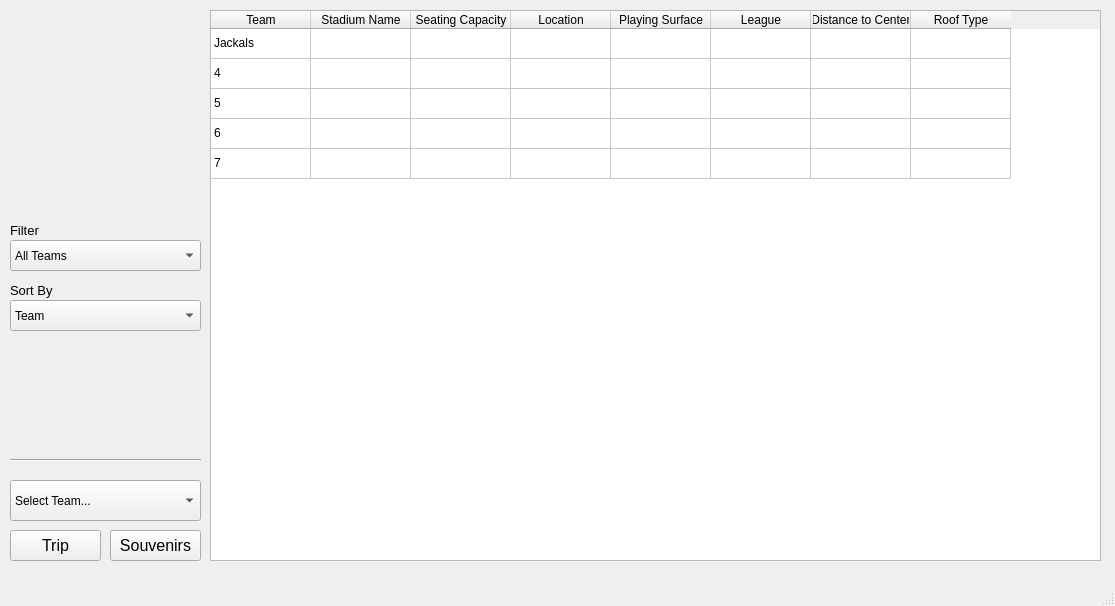
This is BaseballTour/mainwindow.ui in awiswasi/WhoIsYourDatabase as Qt 5 draws it before an edit. The edited form follows.
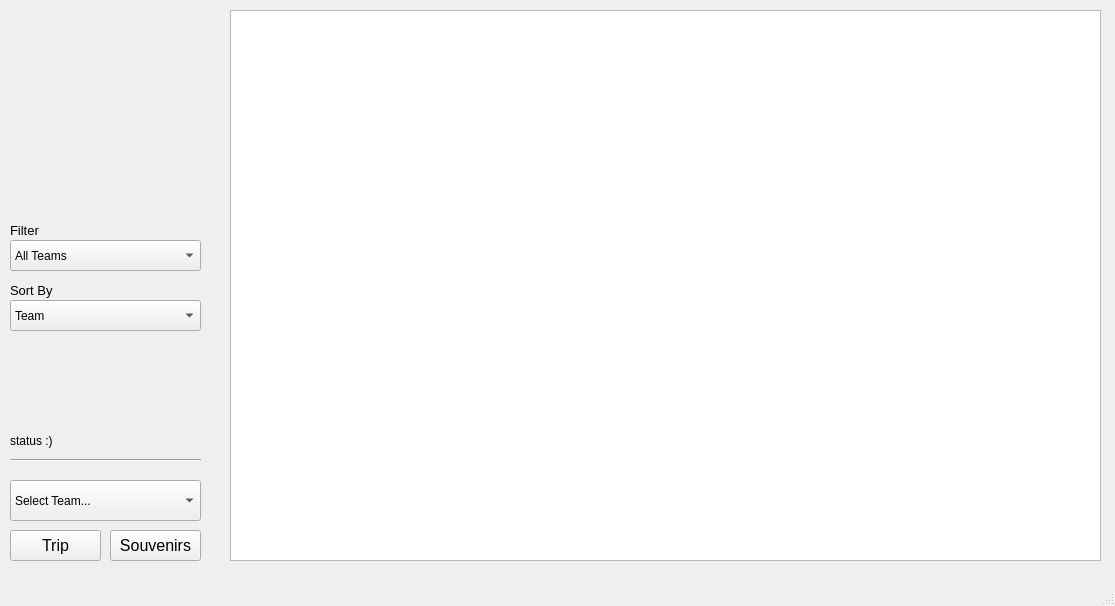
This is the edited form. Icons and pictures are not drawn.

Commit message: first table view added!

The edit to the form file:
```diff
--- a/BaseballTour/mainwindow.ui
+++ b/BaseballTour/mainwindow.ui
@@ -18,124 +18,6 @@
     <normaloff>:/resources/icon.png</normaloff>:/resources/icon.png</iconset>
   </property>
   <widget class="QWidget" name="centralwidget">
-   <widget class="QTableWidget" name="table_main">
-    <property name="geometry">
-     <rect>
-      <x>210</x>
-      <y>10</y>
-      <width>891</width>
-      <height>551</height>
-     </rect>
-    </property>
-    <property name="minimumSize">
-     <size>
-      <width>891</width>
-      <height>0</height>
-     </size>
-    </property>
-    <property name="editTriggers">
-     <set>QAbstractItemView::NoEditTriggers</set>
-    </property>
-    <property name="showGrid">
-     <bool>true</bool>
-    </property>
-    <property name="sortingEnabled">
-     <bool>true</bool>
-    </property>
-    <attribute name="verticalHeaderVisible">
-     <bool>false</bool>
-    </attribute>
-    <row>
-     <property name="text">
-      <string>New Row</string>
-     </property>
-    </row>
-    <row>
-     <property name="text">
-      <string>New Row</string>
-     </property>
-    </row>
-    <row>
-     <property name="text">
-      <string>New Row</string>
-     </property>
-    </row>
-    <row>
-     <property name="text">
-      <string>New Row</string>
-     </property>
-    </row>
-    <row>
-     <property name="text">
-      <string>New Row</string>
-     </property>
-    </row>
-    <column>
-     <property name="text">
-      <string>Team</string>
-     </property>
-    </column>
-    <column>
-     <property name="text">
-      <string>Stadium Name</string>
-     </property>
-    </column>
-    <column>
-     <property name="text">
-      <string>Seating Capacity</string>
-     </property>
-    </column>
-    <column>
-     <property name="text">
-      <string>Location</string>
-     </property>
-    </column>
-    <column>
-     <property name="text">
-      <string>Playing Surface</string>
-     </property>
-    </column>
-    <column>
-     <property name="text">
-      <string>League</string>
-     </property>
-    </column>
-    <column>
-     <property name="text">
-      <string>Distance to Center</string>
-     </property>
-    </column>
-    <column>
-     <property name="text">
-      <string>Roof Type</string>
-     </property>
-    </column>
-    <item row="0" column="0">
-     <property name="text">
-      <string>Jackals</string>
-     </property>
-    </item>
-    <item row="1" column="0">
-     <property name="text">
-      <string>4</string>
-     </property>
-    </item>
-    <item row="2" column="0">
-     <property name="text">
-      <string>5</string>
-     </property>
-    </item>
-    <item row="3" column="0">
-     <property name="text">
-      <string>6</string>
-     </property>
-    </item>
-    <item row="4" column="0">
-     <property name="text">
-      <string>7</string>
-     </property>
-    </item>
-   </widget>
    <widget class="QComboBox" name="combo_filter">
     <property name="geometry">
      <rect>
@@ -347,6 +229,29 @@
      <enum>Qt::Horizontal</enum>
     </property>
    </widget>
+   <widget class="QLabel" name="label_dbstatus">
+    <property name="geometry">
+     <rect>
+      <x>10</x>
+      <y>431</y>
+      <width>191</width>
+      <height>20</height>
+     </rect>
+    </property>
+    <property name="text">
+     <string>status :)</string>
+    </property>
+   </widget>
+   <widget class="QTableView" name="tableView">
+    <property name="geometry">
+     <rect>
+      <x>230</x>
+      <y>10</y>
+      <width>871</width>
+      <height>551</height>
+     </rect>
+    </property>
+   </widget>
   </widget>
   <widget class="QMenuBar" name="menubar">
    <property name="geometry">
```
The commit also changes 8 other files.
